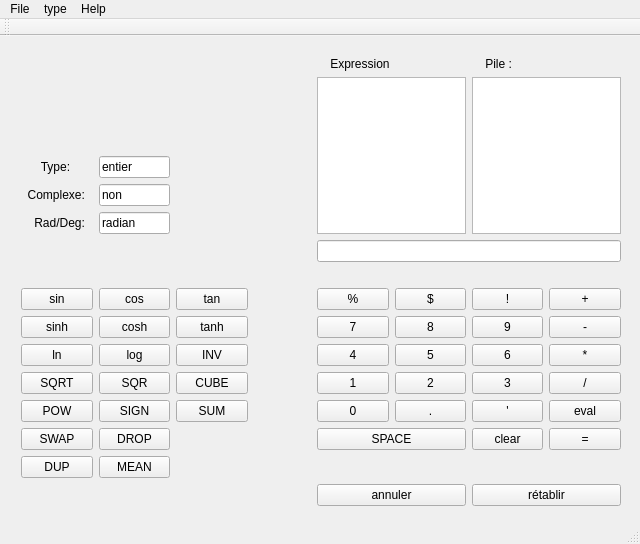
This is mainwindow.ui in ahars/lo21 as Qt 5 draws it before an edit. The edited form follows.
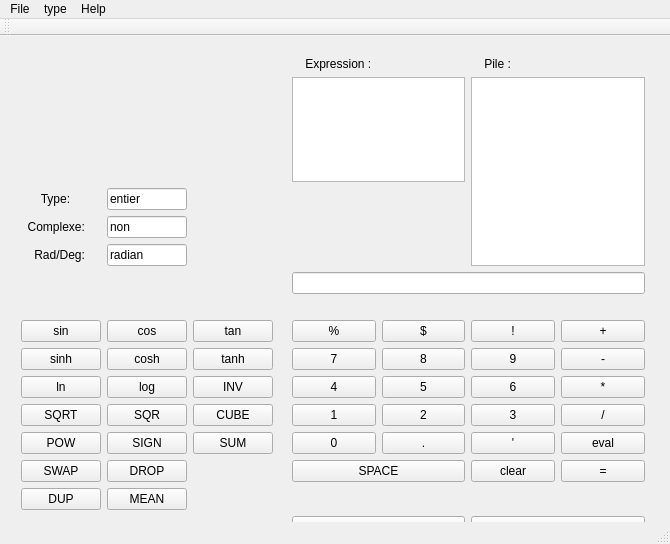
This is the edited form.

Diff of the .ui file:
```diff
--- a/mainwindow.ui
+++ b/mainwindow.ui
@@ -6,7 +6,7 @@
    <rect>
     <x>0</x>
     <y>0</y>
-    <width>640</width>
+    <width>670</width>
     <height>544</height>
    </rect>
   </property>
@@ -19,8 +19,8 @@
      <rect>
       <x>10</x>
       <y>10</y>
-      <width>621</width>
-      <height>471</height>
+      <width>646</width>
+      <height>503</height>
      </rect>
     </property>
     <layout class="QGridLayout" name="gridLayout">
@@ -48,7 +48,7 @@
      <item row="3" column="3">
       <widget class="QLabel" name="label_6">
        <property name="text">
-        <string>                 </string>
+        <string/>
        </property>
       </widget>
      </item>
@@ -418,16 +418,16 @@
        </property>
       </widget>
      </item>
-     <item row="2" column="4" rowspan="4" colspan="2">
-      <widget class="QTextEdit" name="Express">
-       <property name="readOnly">
-        <bool>true</bool>
-       </property>
-      </widget>
-     </item>
      <item row="2" column="6" rowspan="4" colspan="2">
       <widget class="QListWidget" name="listWidget"/>
      </item>
+     <item row="2" column="4" colspan="2">
+      <widget class="QTextEdit" name="Express">
+       <property name="readOnly">
+        <bool>true</bool>
+       </property>
+      </widget>
+     </item>
     </layout>
    </widget>
   </widget>
@@ -436,7 +436,7 @@
     <rect>
      <x>0</x>
      <y>0</y>
-     <width>640</width>
+     <width>670</width>
      <height>22</height>
     </rect>
    </property>
```
